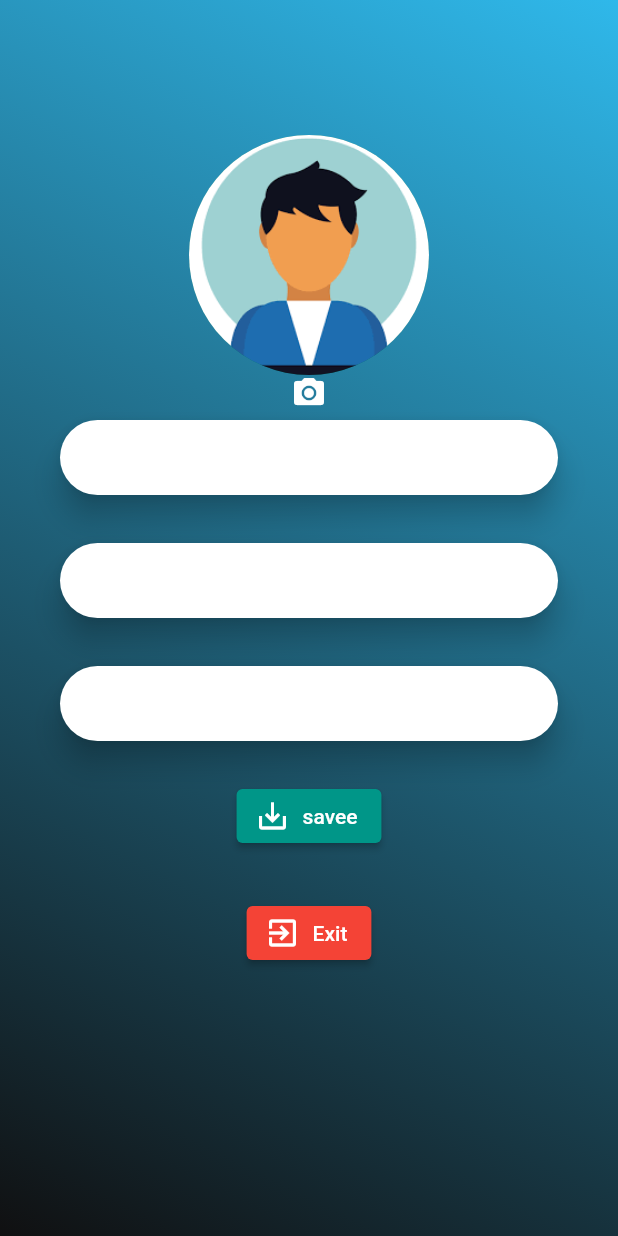
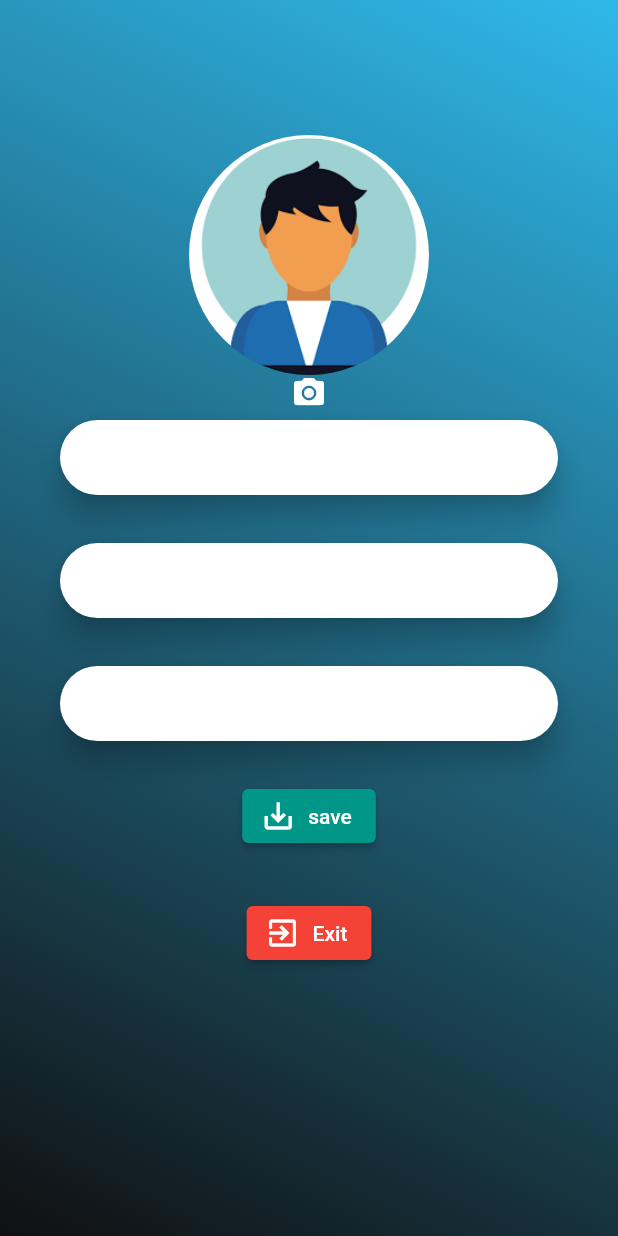
Before and after one commit to ayyubivh/student_database, a Flutter app: the ScreenDetails screen opened directly with empty values, after a tap on the "edit" icon, on a phone screen of 412 x 824 dp. Run offline on Flutter 3.47's test engine with Material 2 defaults, Android fonts, the phone set to English and light mode, and no system bars; our stand-ins replace hive, hive_flutter, image_picker; accounts and stored records are empty; Roboto replaces fonts that are missing (Montserrat); project files that could hold a hidden picture were left out.

Commit message:
changed back

```diff
--- a/lib/screen/home/widgets/edit.dart
+++ b/lib/screen/home/widgets/edit.dart
@@ -142,7 +142,7 @@ class _EditPage extends State<EditPage> {
             divider,
             elevatedbutton(
               buttoncolor: Colors.teal,
-              mytext: 'savee',
+              mytext: 'save',
               myicon: const Icon(Icons.save_alt),
               onpress: () {
                 onAddStudentButtonClicked(widget.index);
```
